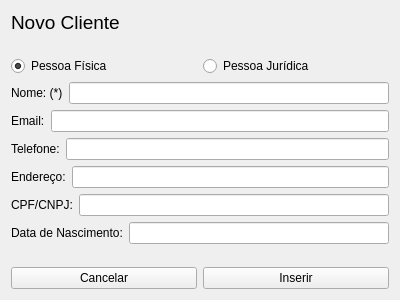
First picture: the form in inserircliente.ui, repository GabR36/QEstoqueLoja, before the edit.
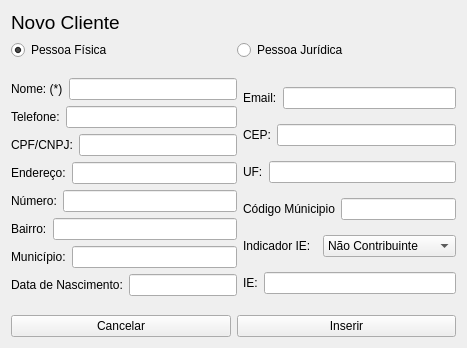
Second picture: the form after the edit.

Commit message: + campos em inserir/alterar clientes p nf

What changed in the file:
```diff
--- a/inserircliente.ui
+++ b/inserircliente.ui
@@ -6,16 +6,26 @@
    <rect>
     <x>0</x>
     <y>0</y>
-    <width>400</width>
-    <height>300</height>
+    <width>467</width>
+    <height>348</height>
    </rect>
   </property>
   <property name="windowTitle">
    <string>Inserir Cliente</string>
   </property>
-  <layout class="QGridLayout" name="gridLayout">
-   <item row="9" column="0">
-    <layout class="QVBoxLayout" name="verticalLayout">
+  <layout class="QVBoxLayout" name="verticalLayout_3">
+   <item>
+    <widget class="QLabel" name="label_7">
+     <property name="font">
+      <font>
+       <pointsize>14</pointsize>
+      </font>
+     </property>
+     <property name="text">
+      <string>Novo Cliente</string>
+     </property>
+    </widget>
+   </item>
      <item>
       <layout class="QHBoxLayout" name="horizontalLayout_8">
        <item>
@@ -38,6 +48,23 @@
       </layout>
      </item>
      <item>
+    <spacer name="verticalSpacer_2">
+     <property name="orientation">
+      <enum>Qt::Orientation::Vertical</enum>
+     </property>
+     <property name="sizeHint" stdset="0">
+      <size>
+       <width>20</width>
+       <height>40</height>
+      </size>
+     </property>
+    </spacer>
+   </item>
+   <item>
+    <layout class="QHBoxLayout" name="horizontalLayout_17">
+     <item>
+      <layout class="QVBoxLayout" name="verticalLayout">
+       <item>
       <layout class="QHBoxLayout" name="horizontalLayout">
        <item>
         <widget class="QLabel" name="label">
@@ -51,20 +78,6 @@
        </item>
       </layout>
      </item>
-     <item>
-      <layout class="QHBoxLayout" name="horizontalLayout_2">
-       <item>
-        <widget class="QLabel" name="label_2">
-         <property name="text">
-          <string>Email:</string>
-         </property>
-        </widget>
-       </item>
-       <item>
-        <widget class="QLineEdit" name="Ledit_Email"/>
-       </item>
-      </layout>
-     </item>
      <item>
       <layout class="QHBoxLayout" name="horizontalLayout_3">
        <item>
@@ -79,20 +92,6 @@
        </item>
       </layout>
      </item>
-     <item>
-      <layout class="QHBoxLayout" name="horizontalLayout_4">
-       <item>
-        <widget class="QLabel" name="label_4">
-         <property name="text">
-          <string>Endereço:</string>
-         </property>
-        </widget>
-       </item>
-       <item>
-        <widget class="QLineEdit" name="Ledit_Endereco"/>
-       </item>
-      </layout>
-     </item>
      <item>
       <layout class="QHBoxLayout" name="horizontalLayout_5">
        <item>
@@ -107,6 +106,66 @@
        </item>
       </layout>
      </item>
+       <item>
+        <layout class="QHBoxLayout" name="horizontalLayout_4">
+         <item>
+          <widget class="QLabel" name="label_4">
+           <property name="text">
+            <string>Endereço:</string>
+           </property>
+          </widget>
+         </item>
+         <item>
+          <widget class="QLineEdit" name="Ledit_Endereco"/>
+         </item>
+        </layout>
+       </item>
+       <item>
+        <layout class="QHBoxLayout" name="horizontalLayout_10">
+         <item>
+          <widget class="QLabel" name="label_9">
+           <property name="text">
+            <string>Número:</string>
+           </property>
+          </widget>
+         </item>
+         <item>
+          <widget class="QLineEdit" name="Ledit_Numero">
+           <property name="autoFillBackground">
+            <bool>false</bool>
+           </property>
+          </widget>
+         </item>
+        </layout>
+       </item>
+       <item>
+        <layout class="QHBoxLayout" name="horizontalLayout_11">
+         <item>
+          <widget class="QLabel" name="label_10">
+           <property name="text">
+            <string>Bairro:</string>
+           </property>
+          </widget>
+         </item>
+         <item>
+          <widget class="QLineEdit" name="Ledit_Bairro"/>
+         </item>
+        </layout>
+       </item>
+       <item>
+        <layout class="QHBoxLayout" name="horizontalLayout_12">
+         <item>
+          <widget class="QLabel" name="label_11">
+           <property name="text">
+            <string>Município:</string>
+           </property>
+          </widget>
+         </item>
+         <item>
+          <widget class="QLineEdit" name="Ledit_Municipio"/>
+         </item>
+        </layout>
+       </item>
      <item>
       <layout class="QHBoxLayout" name="horizontalLayout_6">
        <item>
@@ -136,7 +195,119 @@
      </item>
     </layout>
    </item>
-   <item row="10" column="0">
+     <item>
+      <layout class="QVBoxLayout" name="verticalLayout_2">
+       <item>
+        <layout class="QHBoxLayout" name="horizontalLayout_2">
+         <item>
+          <widget class="QLabel" name="label_2">
+           <property name="text">
+            <string>Email:</string>
+           </property>
+          </widget>
+         </item>
+         <item>
+          <widget class="QLineEdit" name="Ledit_Email"/>
+         </item>
+        </layout>
+       </item>
+       <item>
+        <layout class="QHBoxLayout" name="horizontalLayout_15">
+         <item>
+          <widget class="QLabel" name="label_14">
+           <property name="text">
+            <string>CEP:</string>
+           </property>
+          </widget>
+         </item>
+         <item>
+          <widget class="QLineEdit" name="Ledit_CEP"/>
+         </item>
+        </layout>
+       </item>
+       <item>
+        <layout class="QHBoxLayout" name="horizontalLayout_14">
+         <item>
+          <widget class="QLabel" name="label_13">
+           <property name="text">
+            <string>UF:</string>
+           </property>
+          </widget>
+         </item>
+         <item>
+          <widget class="QLineEdit" name="Ledit_UF"/>
+         </item>
+        </layout>
+       </item>
+       <item>
+        <layout class="QHBoxLayout" name="horizontalLayout_13">
+         <item>
+          <widget class="QLabel" name="label_12">
+           <property name="text">
+            <string>Código Múnicipio</string>
+           </property>
+          </widget>
+         </item>
+         <item>
+          <widget class="QLineEdit" name="Ledit_CMun"/>
+         </item>
+        </layout>
+       </item>
+       <item>
+        <layout class="QHBoxLayout" name="horizontalLayout_9">
+         <item>
+          <widget class="QLabel" name="label_8">
+           <property name="maximumSize">
+            <size>
+             <width>80</width>
+             <height>16777215</height>
+            </size>
+           </property>
+           <property name="text">
+            <string>Indicador IE:</string>
+           </property>
+          </widget>
+         </item>
+         <item>
+          <widget class="QComboBox" name="CBox_IndIEDest">
+           <item>
+            <property name="text">
+             <string>Não Contribuinte</string>
+            </property>
+           </item>
+           <item>
+            <property name="text">
+             <string>Contribuinte ICMS</string>
+            </property>
+           </item>
+           <item>
+            <property name="text">
+             <string>Contribuinte Isento</string>
+            </property>
+           </item>
+          </widget>
+         </item>
+        </layout>
+       </item>
+       <item>
+        <layout class="QHBoxLayout" name="horizontalLayout_16">
+         <item>
+          <widget class="QLabel" name="label_15">
+           <property name="text">
+            <string>IE:</string>
+           </property>
+          </widget>
+         </item>
+         <item>
+          <widget class="QLineEdit" name="Ledit_IE"/>
+         </item>
+        </layout>
+       </item>
+      </layout>
+     </item>
+    </layout>
+   </item>
+   <item>
     <layout class="QHBoxLayout" name="horizontalLayout_7">
      <item>
       <widget class="QPushButton" name="Btn_Cancelar">
@@ -154,31 +325,6 @@
      </item>
     </layout>
    </item>
-   <item row="5" column="0">
-    <spacer name="verticalSpacer_2">
-     <property name="orientation">
-      <enum>Qt::Orientation::Vertical</enum>
-     </property>
-     <property name="sizeHint" stdset="0">
-      <size>
-       <width>20</width>
-       <height>40</height>
-      </size>
-     </property>
-    </spacer>
-   </item>
-   <item row="0" column="0">
-    <widget class="QLabel" name="label_7">
-     <property name="font">
-      <font>
-       <pointsize>14</pointsize>
-      </font>
-     </property>
-     <property name="text">
-      <string>Novo Cliente</string>
-     </property>
-    </widget>
-   </item>
   </layout>
  </widget>
  <resources/>
```
Lines whose indentation alone changed are shown as unchanged. The commit also changes 5 other files.
